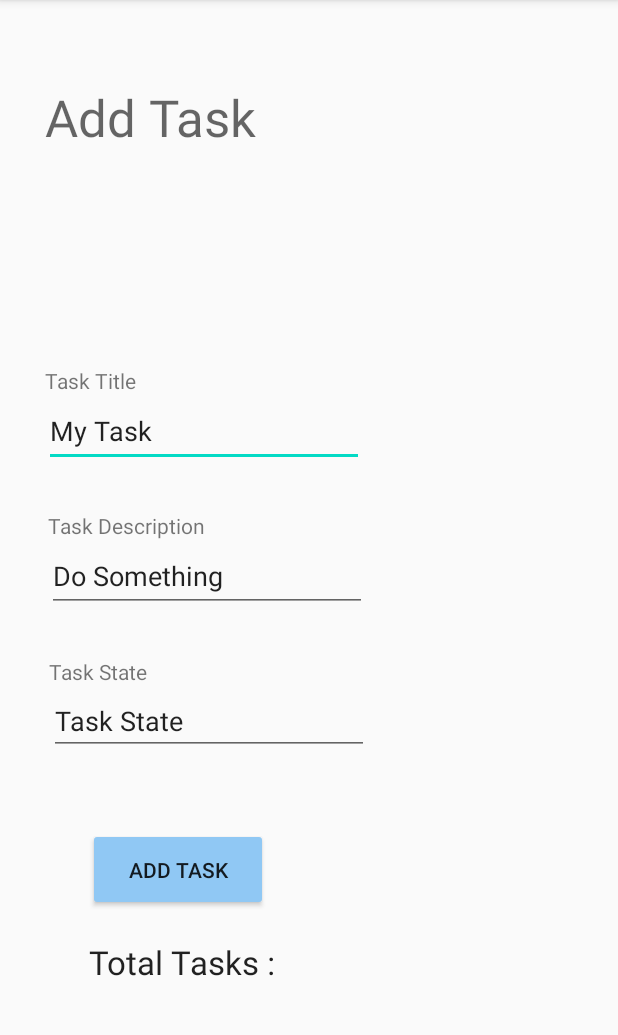
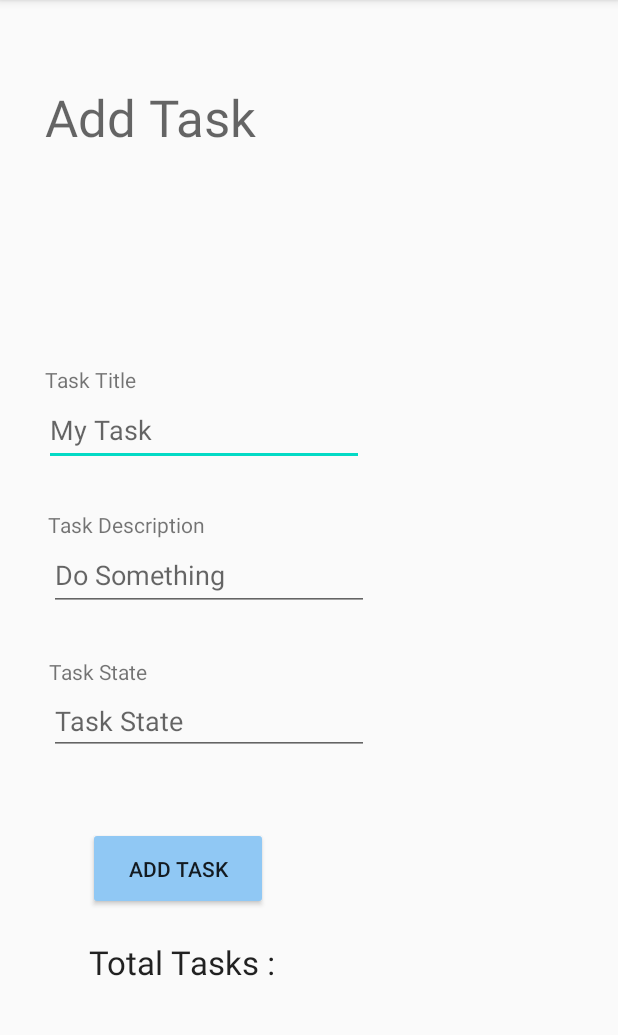
Before and after one commit to nawal-ahmad/taskmaster, an Android app: the screen it shows after launch (AddTask), after a tap on "Add Task", on a phone screen of 412 x 824 dp, the part 84-1119 px from its top. Run offline under Robolectric (Android 15) with nearby library versions, the phone set to English and light mode, and no system bars; our stand-ins replace Room's generated code.

```diff
--- a/app/src/main/java/com/dandelion/taskmaster/AddTask.java
+++ b/app/src/main/java/com/dandelion/taskmaster/AddTask.java
@@ -2,11 +2,11 @@ package com.dandelion.taskmaster;
 
 import android.content.Intent;
 import android.os.Bundle;
-import android.support.v7.app.AppCompatActivity;
 import android.view.View;
 import android.widget.Button;
 import android.widget.EditText;
 
+import androidx.appcompat.app.AppCompatActivity;
 import androidx.room.Room;
 
 public class AddTask extends AppCompatActivity {
@@ -22,7 +22,7 @@ public class AddTask extends AppCompatActivity {
         EditText taskBody = findViewById(R.id.taskBody);
         EditText taskState = findViewById(R.id.taskState);
         // get add task button
-        Button addTaskBtn = findViewById(R.id.add);
+        Button addTaskBtn = findViewById(R.id.addData);
         // add listener
         addTaskBtn.setOnClickListener(new View.OnClickListener() {
             @Override
--- a/app/src/main/java/com/dandelion/taskmaster/AllTasks.java
+++ b/app/src/main/java/com/dandelion/taskmaster/AllTasks.java
@@ -2,9 +2,10 @@ package com.dandelion.taskmaster;
 
 import android.content.Intent;
 import android.os.Bundle;
-import android.support.v7.app.AppCompatActivity;
 import android.view.View;
 import android.widget.Button;
+
+import androidx.appcompat.app.AppCompatActivity;
 
 public class AllTasks extends AppCompatActivity {
 
--- a/app/src/main/java/com/dandelion/taskmaster/MainActivity.java
+++ b/app/src/main/java/com/dandelion/taskmaster/MainActivity.java
@@ -4,13 +4,13 @@ import android.content.Intent;
 import android.content.SharedPreferences;
 import android.os.Bundle;
 import android.preference.PreferenceManager;
-import android.support.v7.app.AppCompatActivity;
-import android.support.v7.widget.LinearLayoutManager;
-import android.support.v7.widget.RecyclerView;
 import android.view.View;
 import android.widget.Button;
 import android.widget.TextView;
 
+import androidx.appcompat.app.AppCompatActivity;
+import androidx.recyclerview.widget.LinearLayoutManager;
+import androidx.recyclerview.widget.RecyclerView;
 import androidx.room.Room;
 
 import java.util.List;
@@ -31,7 +31,7 @@ public class MainActivity extends AppCompatActivity {
             }
         });
 
-        Button allTasks = findViewById(R.id.allTasks);
+        Button allTasks = findViewById(R.id.taskAll);
         allTasks.setOnClickListener(new View.OnClickListener() {
             @Override
             public void onClick(View v) {
@@ -73,7 +73,7 @@ public class MainActivity extends AppCompatActivity {
             }
         });
 
-        Button settings = findViewById(R.id.mainToSetting);
+        Button settings = findViewById(R.id.Settings);
         settings.setOnClickListener(new View.OnClickListener() {
             @Override
             public void onClick(View v) {
@@ -116,7 +116,7 @@ public class MainActivity extends AppCompatActivity {
         SharedPreferences sharedPreferences = PreferenceManager.getDefaultSharedPreferences(MainActivity.this);
         String username = sharedPreferences.getString("username","user");
 
-        TextView usernameField = findViewById(R.id.textView);
+        TextView usernameField = findViewById(R.id.FirstText);
         usernameField.setText(username + "'s Tasks");
     }
 }
--- a/app/src/main/java/com/dandelion/taskmaster/TaskDetail.java
+++ b/app/src/main/java/com/dandelion/taskmaster/TaskDetail.java
@@ -1,10 +1,10 @@
 package com.dandelion.taskmaster;
 
-import android.annotation.SuppressLint;
 import android.content.Intent;
-import android.support.v7.app.AppCompatActivity;
 import android.os.Bundle;
 import android.widget.TextView;
+
+import androidx.appcompat.app.AppCompatActivity;
 
 public class TaskDetail extends AppCompatActivity {
 
--- a/app/src/main/java/com/dandelion/taskmaster/TaskFragment.java
+++ b/app/src/main/java/com/dandelion/taskmaster/TaskFragment.java
@@ -1,10 +1,11 @@
 package com.dandelion.taskmaster;
 
 import android.os.Bundle;
-import android.support.v4.app.Fragment;
 import android.view.LayoutInflater;
 import android.view.View;
 import android.view.ViewGroup;
+
+import androidx.fragment.app.Fragment;
 
 /**
  * A simple {@link Fragment} subclass.
--- a/app/src/main/res/layout/activity_add_task.xml
+++ b/app/src/main/res/layout/activity_add_task.xml
@@ -1,12 +1,12 @@
 <?xml version="1.0" encoding="utf-8"?>
-<android.support.constraint.ConstraintLayout xmlns:android="http://schemas.android.com/apk/res/android"
+<androidx.constraintlayout.widget.ConstraintLayout xmlns:android="http://schemas.android.com/apk/res/android"
     xmlns:app="http://schemas.android.com/apk/res-auto"
     xmlns:tools="http://schemas.android.com/tools"
     android:layout_width="match_parent"
     android:layout_height="match_parent">
 
     <TextView
-        android:id="@+id/textView"
+        android:id="@+id/FirstText"
         android:layout_width="wrap_content"
         android:layout_height="wrap_content"
         android:text="Add Task"
@@ -26,7 +26,7 @@
         android:ems="10"
         android:inputType="textPersonName"
         android:minHeight="48dp"
-        android:text="My Task"
+        android:hint="My Task"
         app:layout_constraintBottom_toTopOf="@+id/taskBody"
         app:layout_constraintEnd_toEndOf="parent"
         app:layout_constraintHorizontal_bias="0.149"
@@ -41,15 +41,16 @@
         android:ems="10"
         android:inputType="textPersonName"
         android:minHeight="48dp"
-        android:text="Do Something"
+        android:hint="Do Something"
         app:layout_constraintBottom_toBottomOf="parent"
         app:layout_constraintEnd_toEndOf="parent"
-        app:layout_constraintHorizontal_bias="0.159"
+        app:layout_constraintHorizontal_bias="0.164"
         app:layout_constraintStart_toStartOf="parent"
-        app:layout_constraintTop_toTopOf="parent" />
+        app:layout_constraintTop_toTopOf="parent"
+        app:layout_constraintVertical_bias="0.499" />
 
     <Button
-        android:id="@+id/add"
+        android:id="@+id/addData"
         android:layout_width="120dp"
         android:layout_height="55dp"
         android:backgroundTint="#90C8F4"
@@ -105,7 +106,7 @@
         android:layout_height="wrap_content"
         android:ems="10"
         android:inputType="textPersonName"
-        android:text="Task State"
+        android:hint="Task State"
         app:layout_constraintBottom_toBottomOf="parent"
         app:layout_constraintEnd_toEndOf="parent"
         app:layout_constraintHorizontal_bias="0.164"
@@ -125,4 +126,4 @@
         app:layout_constraintTop_toTopOf="parent"
         app:layout_constraintVertical_bias="0.585" />
 
-</android.support.constraint.ConstraintLayout>
+</androidx.constraintlayout.widget.ConstraintLayout>
--- a/app/src/main/res/layout/activity_all_tasks.xml
+++ b/app/src/main/res/layout/activity_all_tasks.xml
@@ -1,5 +1,5 @@
 <?xml version="1.0" encoding="utf-8"?>
-<android.support.constraint.ConstraintLayout xmlns:android="http://schemas.android.com/apk/res/android"
+<androidx.constraintlayout.widget.ConstraintLayout xmlns:android="http://schemas.android.com/apk/res/android"
     xmlns:app="http://schemas.android.com/apk/res-auto"
     xmlns:tools="http://schemas.android.com/tools"
     android:id="@+id/back"
@@ -7,7 +7,7 @@
     android:layout_height="match_parent">
 
     <TextView
-        android:id="@+id/textView6"
+        android:id="@+id/allTaskData"
         android:layout_width="wrap_content"
         android:layout_height="wrap_content"
         android:text="All Tasks"
@@ -41,4 +41,4 @@
         app:layout_constraintStart_toStartOf="parent"
         app:layout_constraintTop_toBottomOf="@+id/imageView2"
         app:layout_constraintVertical_bias="0.357" />
-</android.support.constraint.ConstraintLayout>
+</androidx.constraintlayout.widget.ConstraintLayout>
--- a/app/src/main/res/layout/activity_task_detail.xml
+++ b/app/src/main/res/layout/activity_task_detail.xml
@@ -1,5 +1,5 @@
 <?xml version="1.0" encoding="utf-8"?>
-<android.support.constraint.ConstraintLayout xmlns:android="http://schemas.android.com/apk/res/android"
+<androidx.constraintlayout.widget.ConstraintLayout xmlns:android="http://schemas.android.com/apk/res/android"
     xmlns:app="http://schemas.android.com/apk/res-auto"
     xmlns:tools="http://schemas.android.com/tools"
     android:layout_width="match_parent"
@@ -49,4 +49,4 @@
         app:layout_constraintTop_toTopOf="parent"
         app:layout_constraintVertical_bias="0.383" />
 
-</android.support.constraint.ConstraintLayout>
+</androidx.constraintlayout.widget.ConstraintLayout>
--- a/app/src/main/res/layout/fragment_task.xml
+++ b/app/src/main/res/layout/fragment_task.xml
@@ -1,8 +1,7 @@
 <?xml version="1.0" encoding="utf-8"?>
-<android.support.constraint.ConstraintLayout xmlns:android="http://schemas.android.com/apk/res/android"
+<androidx.constraintlayout.widget.ConstraintLayout xmlns:android="http://schemas.android.com/apk/res/android"
     xmlns:app="http://schemas.android.com/apk/res-auto"
     xmlns:tools="http://schemas.android.com/tools"
-    android:id="@+id/recycle"
     android:layout_width="match_parent"
     android:layout_height="50dp">
 
@@ -41,4 +40,4 @@
         app:layout_constraintStart_toStartOf="parent"
         app:layout_constraintTop_toTopOf="parent"
         app:layout_constraintVertical_bias="0.056" />
-</android.support.constraint.ConstraintLayout>
+</androidx.constraintlayout.widget.ConstraintLayout>
--- a/build.gradle
+++ b/build.gradle
@@ -5,7 +5,7 @@ buildscript {
         mavenCentral()
     }
     dependencies {
-        classpath "com.android.tools.build:gradle:7.0.3"
+        classpath 'com.android.tools.build:gradle:7.0.3'
 
         // NOTE: Do not place your application dependencies here; they belong
         // in the individual module build.gradle files
--- a/gradle.properties
+++ b/gradle.properties
@@ -12,3 +12,4 @@ org.gradle.jvmargs=-Xmx2048m -Dfile.encoding=UTF-8
 # http://www.gradle.org/docs/current/userguide/multi_project_builds.html#sec:decoupled_projects
 # org.gradle.parallel=true
 android.useAndroidX=true
+#android.enableUnitTestBinaryResources=true
```
Also changed, not shown: app/build.gradle (+15 -20 lines), app/src/main/AndroidManifest.xml (+2 -12 lines), app/src/main/java/com/dandelion/taskmaster/Settings.java (+5 -3 lines), app/src/main/java/com/dandelion/taskmaster/TaskAdapter.java (+3 -4 lines), app/src/main/res/layout/activity_main.xml (+11 -9 lines), app/src/main/res/layout/activity_settings.xml (+4 -3 lines), 2 other files.
